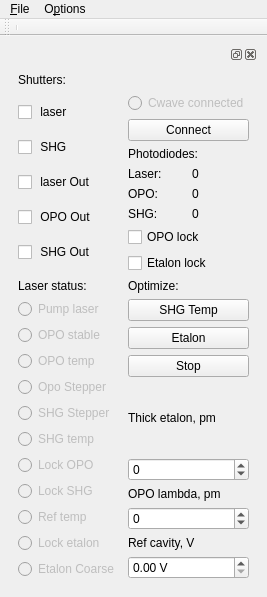
Before: the Qt Designer form src/qudi/gui/cwave/cwave.ui in bbuusshh/scudi, drawn with Qt 5.
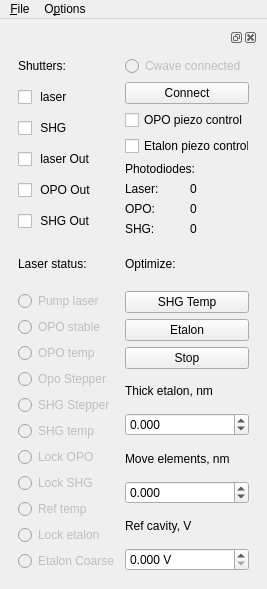
After: the same form once the commit is applied.

Commit message: move coarse wavelength cwave

Diff of the .ui file:
```diff
--- a/src/qudi/gui/cwave/cwave.ui
+++ b/src/qudi/gui/cwave/cwave.ui
@@ -65,7 +65,23 @@
           </property>
          </widget>
         </item>
-        <item row="1" column="0" rowspan="4">
+        <item row="0" column="1">
+         <widget class="QRadioButton" name="radioButton_connectCwave">
+          <property name="enabled">
+           <bool>false</bool>
+          </property>
+          <property name="text">
+           <string>Cwave connected</string>
+          </property>
+          <property name="checkable">
+           <bool>true</bool>
+          </property>
+          <property name="autoExclusive">
+           <bool>false</bool>
+          </property>
+         </widget>
+        </item>
+        <item row="1" column="0" rowspan="3">
          <layout class="QVBoxLayout" name="verticalLayout_11">
           <item>
            <widget class="QCheckBox" name="checkBox_shtter_las">
@@ -150,28 +166,30 @@
          </layout>
         </item>
         <item row="1" column="1">
-         <widget class="QRadioButton" name="radioButton_connectCwave">
-          <property name="enabled">
-           <bool>false</bool>
-          </property>
-          <property name="text">
-           <string>Cwave connected</string>
-          </property>
-          <property name="checkable">
-           <bool>true</bool>
-          </property>
-          <property name="autoExclusive">
-           <bool>false</bool>
-          </property>
-         </widget>
-        </item>
-        <item row="2" column="1">
          <widget class="QPushButton" name="pushButton_connectCwave">
           <property name="text">
            <string>Connect</string>
           </property>
          </widget>
         </item>
+        <item row="2" column="1">
+         <layout class="QVBoxLayout" name="verticalLayout_3">
+          <item>
+           <widget class="QCheckBox" name="opo_lock_checkBox">
+            <property name="text">
+             <string>OPO piezo control</string>
+            </property>
+           </widget>
+          </item>
+          <item>
+           <widget class="QCheckBox" name="eta_lock_checkBox">
+            <property name="text">
+             <string>Etalon piezo control</string>
+            </property>
+           </widget>
+          </item>
+         </layout>
+        </item>
         <item row="3" column="1">
          <layout class="QGridLayout" name="gridLayout_7">
           <item row="1" column="0">
@@ -225,39 +243,21 @@
           </item>
          </layout>
         </item>
-        <item row="4" column="1">
-         <layout class="QVBoxLayout" name="verticalLayout_3">
-          <item>
-           <widget class="QCheckBox" name="opo_lock_checkBox">
-            <property name="text">
-             <string>OPO lock</string>
-            </property>
-           </widget>
-          </item>
-          <item>
-           <widget class="QCheckBox" name="eta_lock_checkBox">
-            <property name="text">
-             <string>Etalon lock</string>
-            </property>
-           </widget>
-          </item>
-         </layout>
-        </item>
-        <item row="5" column="0">
+        <item row="4" column="0">
          <widget class="QLabel" name="label_15">
           <property name="text">
            <string>Laser status:</string>
           </property>
          </widget>
         </item>
-        <item row="5" column="1">
+        <item row="4" column="1">
          <widget class="QLabel" name="label_16">
           <property name="text">
            <string>Optimize:</string>
           </property>
          </widget>
         </item>
-        <item row="6" column="0" rowspan="2">
+        <item row="5" column="0" rowspan="2">
          <layout class="QVBoxLayout" name="verticalLayout_4">
           <item>
            <widget class="QRadioButton" name="radioButton_LaserEmission">
@@ -492,7 +492,7 @@
           </item>
          </layout>
         </item>
-        <item row="6" column="1">
+        <item row="5" column="1">
          <layout class="QVBoxLayout" name="verticalLayout_9">
           <item>
            <widget class="QPushButton" name="pushButtonOpt_temp">
@@ -517,17 +517,17 @@
           </item>
          </layout>
         </item>
-        <item row="7" column="1">
+        <item row="6" column="1">
          <layout class="QVBoxLayout" name="verticalLayout">
           <item>
            <widget class="QLabel" name="label_3">
             <property name="text">
-             <string>Thick etalon, pm</string>
+             <string>Thick etalon, nm</string>
             </property>
            </widget>
           </item>
           <item>
-           <widget class="QSpinBox" name="thick_eta_spinBox">
+           <widget class="QDoubleSpinBox" name="thick_eta_doubleSpinBox">
             <property name="wrapping">
              <bool>false</bool>
             </property>
@@ -537,25 +537,29 @@
             <property name="buttonSymbols">
              <enum>QAbstractSpinBox::UpDownArrows</enum>
             </property>
+            <property name="decimals">
+             <number>3</number>
+            </property>
             <property name="minimum">
-             <number>-1000</number>
+             <double>-5.000000000000000</double>
             </property>
             <property name="maximum">
-             <number>1000</number>
+             <double>5.000000000000000</double>
+            </property>
+            <property name="singleStep">
+             <double>0.001000000000000</double>
             </property>
            </widget>
           </item>
-          <item>
-           <layout class="QVBoxLayout" name="verticalLayout_2">
             <item>
              <widget class="QLabel" name="label_4">
               <property name="text">
-               <string>OPO lambda, pm</string>
+             <string>Move elements, nm</string>
               </property>
              </widget>
             </item>
             <item>
-             <widget class="QSpinBox" name="opo_lambda_spinBox">
+           <widget class="QDoubleSpinBox" name="opo_lambda_doubleSpinBox">
               <property name="wrapping">
                <bool>false</bool>
               </property>
@@ -565,11 +569,17 @@
               <property name="buttonSymbols">
                <enum>QAbstractSpinBox::UpDownArrows</enum>
               </property>
+            <property name="decimals">
+             <number>3</number>
+            </property>
               <property name="minimum">
-               <number>-1000</number>
+             <double>-2.000000000000000</double>
               </property>
               <property name="maximum">
-               <number>1000</number>
+             <double>2.000000000000000</double>
+            </property>
+            <property name="singleStep">
+             <double>0.001000000000000</double>
               </property>
              </widget>
             </item>
@@ -585,12 +595,13 @@
               <property name="suffix">
                <string> V</string>
               </property>
+            <property name="decimals">
+             <number>3</number>
+            </property>
               <property name="singleStep">
-               <double>0.010000000000000</double>
-              </property>
-             </widget>
-            </item>
-           </layout>
+             <double>0.001000000000000</double>
+            </property>
+           </widget>
           </item>
          </layout>
         </item>
@@ -622,18 +633,6 @@
    <addaction name="menu_File"/>
    <addaction name="menu_Options"/>
   </widget>
-  <widget class="QToolBar" name="toolBar">
-   <property name="windowTitle">
-    <string>toolBar</string>
-   </property>
-   <attribute name="toolBarArea">
-    <enum>TopToolBarArea</enum>
-   </attribute>
-   <attribute name="toolBarBreak">
-    <bool>false</bool>
-   </attribute>
-   <addaction name="separator"/>
-  </widget>
  </widget>
  <resources/>
  <connections/>
```
Left out of the diff: 3 changed lines with no effect on the pictures. Lines whose indentation alone changed are shown as unchanged. The commit also changes 2 other files.
